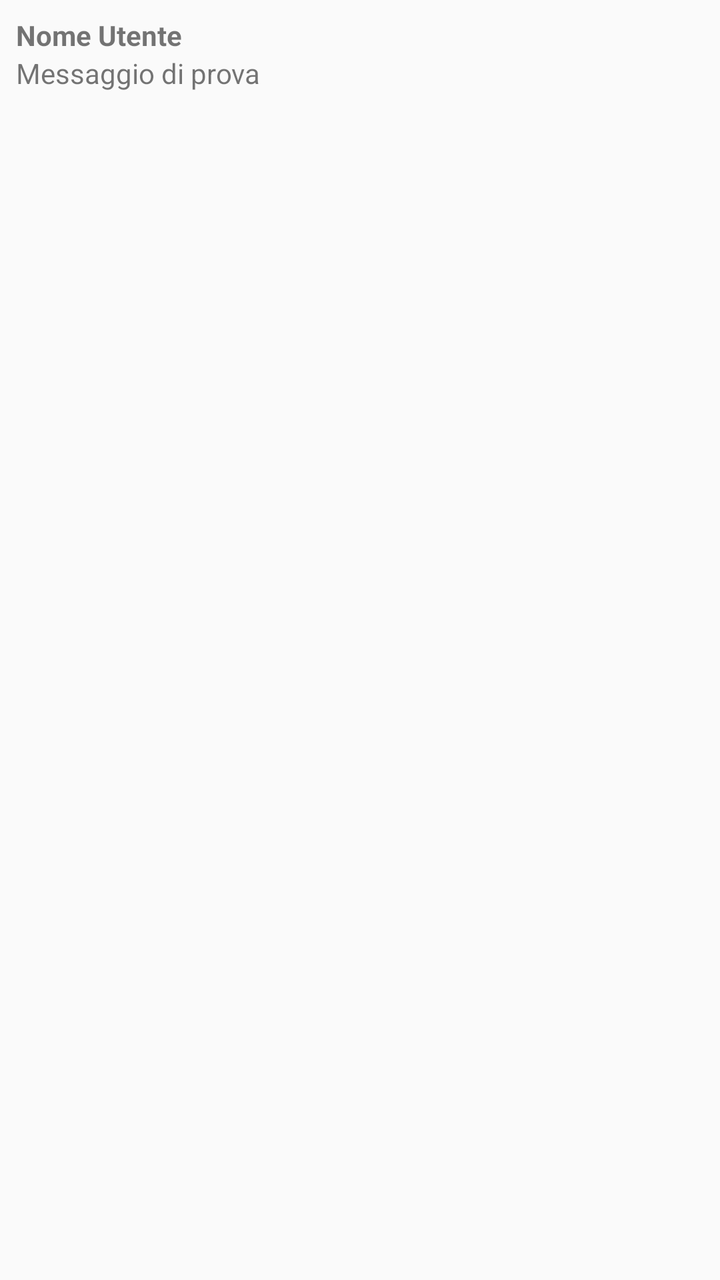
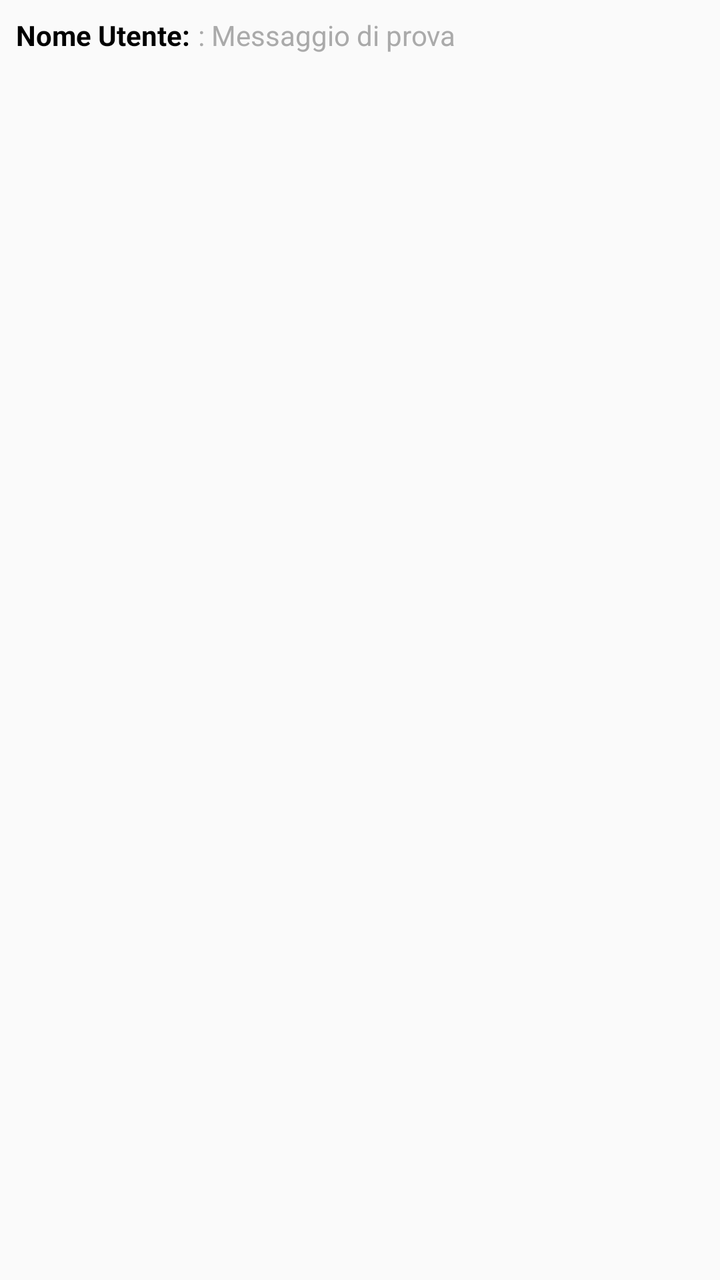

Compare the two renders of this Android layout. The source of the first and the diff that turns it into the second are given below.
<!-- AndroidManifest.xml: application theme Theme.AppCompat.Light -->
<!-- res/layout/item_messagegroupchat.xml -->
<?xml version="1.0" encoding="utf-8"?>
<LinearLayout xmlns:android="http://schemas.android.com/apk/res/android"
    android:layout_width="match_parent"
    android:layout_height="wrap_content"
    android:orientation="vertical"
    android:padding="8dp">


    <TextView
        android:id="@+id/textViewSenderGroup"
        android:layout_width="wrap_content"
        android:layout_height="wrap_content"
        android:textStyle="bold"
        android:text="Nome Utente" />

    <TextView
        android:id="@+id/textViewMessageGroup"
        android:layout_width="wrap_content"
        android:layout_height="wrap_content"
        android:text="Messaggio di prova" />
</LinearLayout>
<!-- resources referenced by this layout -->
<resources>

</resources>

<!-- the commit's change to res/layout/item_messagegroupchat.xml (unified diff, before → after) -->
@@ -2,20 +2,30 @@
 <LinearLayout xmlns:android="http://schemas.android.com/apk/res/android"
     android:layout_width="match_parent"
     android:layout_height="wrap_content"
-    android:orientation="vertical"
+    android:orientation="horizontal"
     android:padding="8dp">
-
 
     <TextView
         android:id="@+id/textViewSenderGroup"
         android:layout_width="wrap_content"
         android:layout_height="wrap_content"
         android:textStyle="bold"
-        android:text="Nome Utente" />
+        android:text="Nome Utente"
+        android:textColor="@android:color/black"/>
+
+    <TextView
+        android:id="@+id/textduepuntiSenderGroup"
+        android:layout_width="wrap_content"
+        android:layout_height="wrap_content"
+        android:textStyle="bold"
+        android:text=":"
+        android:textColor="@android:color/black"/>
 
     <TextView
         android:id="@+id/textViewMessageGroup"
         android:layout_width="wrap_content"
         android:layout_height="wrap_content"
-        android:text="Messaggio di prova" />
+        android:text=": Messaggio di prova"
+        android:layout_marginStart="4dp"
+        android:textColor="@android:color/darker_gray"/>
 </LinearLayout>
